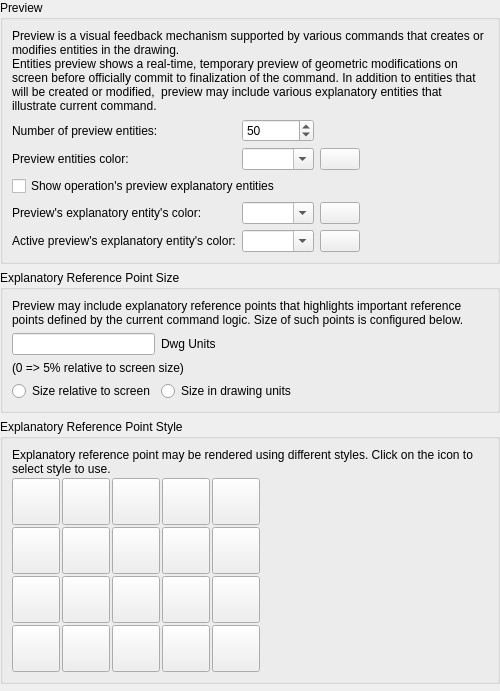
Old version of the form librecad/src/ui/dialogs/settings/options_drafting/pages/theme/lc_settings_page_preview_options.ui in the repository sand1024/LibreCAD.
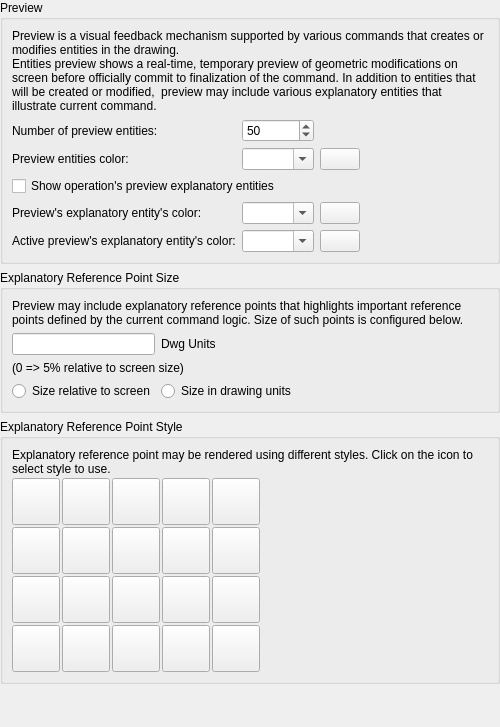
New version of the form. Icons and pictures are not drawn. Custom widgets are drawn as their Qt base class.

Commit message: drafting pereferences as separate dialog (wip)

Diff of the .ui file:
```diff
--- a/librecad/src/ui/dialogs/settings/options_drafting/pages/theme/lc_settings_page_preview_options.ui
+++ b/librecad/src/ui/dialogs/settings/options_drafting/pages/theme/lc_settings_page_preview_options.ui
@@ -29,7 +29,7 @@
     <x>0</x>
     <y>0</y>
     <width>500</width>
-    <height>691</height>
+    <height>727</height>
    </rect>
   </property>
   <layout class="QGridLayout" name="gridLayout_main">
```
Left out of the diff: 601 changed lines with no effect on the pictures. The commit also changes 1 other file.
